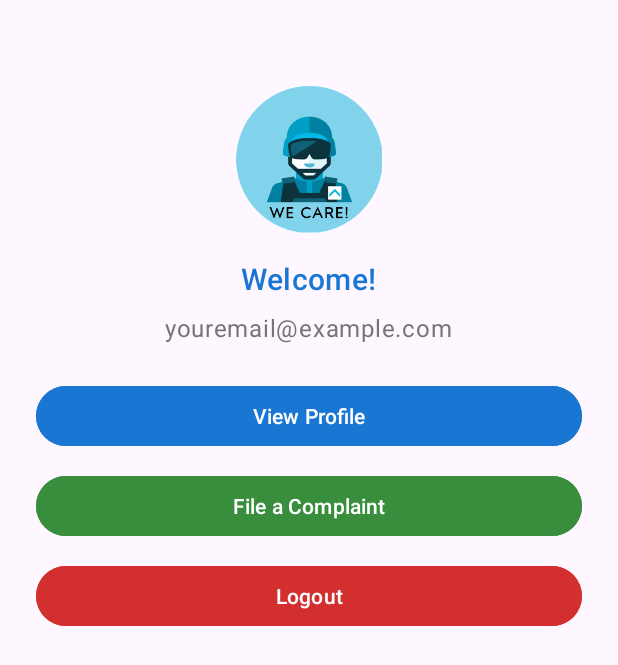
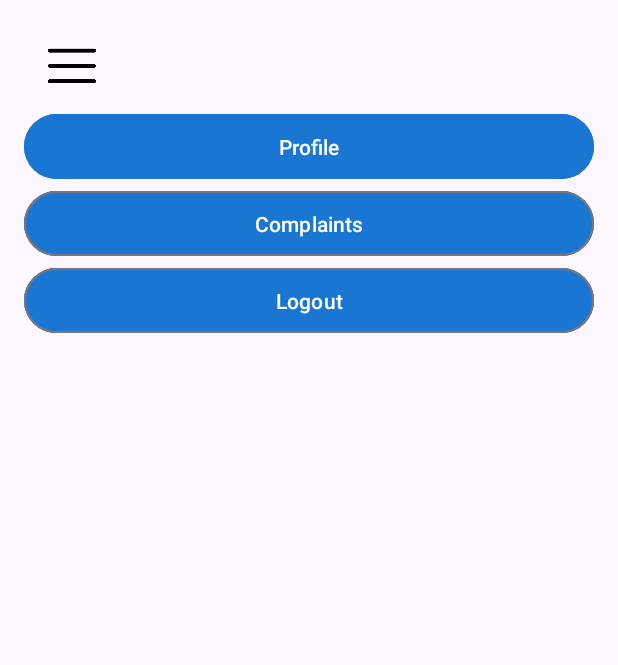
Before and after one commit to IamGotu/WeCareMobile, an Android app: the Dashboard screen opened directly, with no data from a screen before it, on a phone screen of 412 x 824 dp. Shown: the top 665 px of the screen. Run offline under Robolectric (Android 15) with nearby library versions, the light colour scheme and no system bars.

Commit message:
white background statusbar

```diff
--- a/app/src/main/java/com/sia/android/wecare/Dashboard.java
+++ b/app/src/main/java/com/sia/android/wecare/Dashboard.java
@@ -1,16 +1,28 @@
 package com.sia.android.wecare;
 
 import android.content.Intent;
+import android.graphics.Color;
+import android.os.Build;
 import android.os.Bundle;
+import android.view.MenuItem;
+import android.view.View;
+import android.view.Window;
+import android.widget.ImageView;
 import android.widget.TextView;
 import android.widget.Toast;
 
 import androidx.appcompat.app.AppCompatActivity;
+import androidx.core.view.GravityCompat;
+import androidx.drawerlayout.widget.DrawerLayout;
 
 import com.google.android.material.button.MaterialButton;
+import com.google.android.material.navigation.NavigationView;
 
 public class Dashboard extends AppCompatActivity {
 
+    DrawerLayout drawerLayout;
+    NavigationView navigationView;
+    ImageView menuIcon;
     MaterialButton btnProfile, btnComplaints, btnLogout;
     TextView textEmail;
 
@@ -19,29 +31,59 @@ public class Dashboard extends AppCompatActivity {
         super.onCreate(savedInstanceState);
         setContentView(R.layout.activity_dashboard);
 
-        textEmail = findViewById(R.id.textEmail);
+        if (Build.VERSION.SDK_INT >= Build.VERSION_CODES.M) {
+            // Set the status bar background to white
+            Window window = getWindow();
+            window.setStatusBarColor(Color.WHITE);
+
+            // Make status bar icons dark
+            window.getDecorView().setSystemUiVisibility(View.SYSTEM_UI_FLAG_LIGHT_STATUS_BAR);
+        }
+
+        // Initialize UI components
+        drawerLayout = findViewById(R.id.drawerLayout);
+        navigationView = findViewById(R.id.navigationView);
+        menuIcon = findViewById(R.id.menuIcon);
         btnProfile = findViewById(R.id.btnProfile);
         btnComplaints = findViewById(R.id.btnComplaints);
         btnLogout = findViewById(R.id.btnLogout);
 
-        // Retrieve passed email from login (via intent)
-        String email = getIntent().getStringExtra("email");
-        if (email != null) {
-            textEmail.setText(email);
-        }
+        // Open drawer on menu icon click
+        menuIcon.setOnClickListener(v -> drawerLayout.openDrawer(GravityCompat.START));
 
-        btnProfile.setOnClickListener(v -> {
-            Toast.makeText(this, "Profile feature coming soon", Toast.LENGTH_SHORT).show();
+        // Sidebar item click handling
+        navigationView.setNavigationItemSelectedListener(item -> {
+            int id = item.getItemId();
+
+            if (id == R.id.nav_profile) {
+                Toast.makeText(this, "Profile feature coming soon", Toast.LENGTH_SHORT).show();
+            } else if (id == R.id.nav_dashboard) {
+                Toast.makeText(this, "You are on Dashboard", Toast.LENGTH_SHORT).show();
+            } else if (id == R.id.nav_complaints) {
+                Toast.makeText(this, "Complaint form coming soon", Toast.LENGTH_SHORT).show();
+            } else if (id == R.id.nav_history) {
+                Toast.makeText(this, "Complaint History coming soon", Toast.LENGTH_SHORT).show();
+            } else if (id == R.id.nav_logout) {
+                Intent intent = new Intent(Dashboard.this, Login.class);
+                startActivity(intent);
+                finish();
+            }
+
+            drawerLayout.closeDrawer(GravityCompat.START);
+            return true;
         });
 
-        btnComplaints.setOnClickListener(v -> {
-            Toast.makeText(this, "Complaint form not yet implemented", Toast.LENGTH_SHORT).show();
-        });
+        // Optional button listeners
+        btnProfile.setOnClickListener(v ->
+                Toast.makeText(this, "Profile feature coming soon", Toast.LENGTH_SHORT).show());
+
+        btnComplaints.setOnClickListener(v ->
+                Toast.makeText(this, "Complaint form coming soon", Toast.LENGTH_SHORT).show());
 
         btnLogout.setOnClickListener(v -> {
-            Intent intent = new Intent(Dashboard.this, Login.class); // Start Login activity
+            Intent intent = new Intent(Dashboard.this, Login.class);
             startActivity(intent);
-            finish(); // Finish the current activity (Dashboard)
+            finish();
         });
     }
 }
--- a/app/src/main/java/com/sia/android/wecare/Register.java
+++ b/app/src/main/java/com/sia/android/wecare/Register.java
@@ -2,8 +2,11 @@ package com.sia.android.wecare;
 
 import android.app.ProgressDialog;
 import android.content.Intent;
+import android.graphics.Color;
+import android.os.Build;
 import android.os.Bundle;
 import android.view.View;
+import android.view.Window;
 import android.widget.TextView;
 import android.widget.Toast;
 
@@ -37,6 +40,15 @@ public class Register extends AppCompatActivity {
     protected void onCreate(Bundle savedInstanceState) {
         super.onCreate(savedInstanceState);
         setContentView(R.layout.activity_register);
+
+        if (Build.VERSION.SDK_INT >= Build.VERSION_CODES.M) {
+            // Set the status bar background to white
+            Window window = getWindow();
+            window.setStatusBarColor(Color.WHITE);
+
+            // Make status bar icons dark
+            window.getDecorView().setSystemUiVisibility(View.SYSTEM_UI_FLAG_LIGHT_STATUS_BAR);
+        }
 
         TextView registerTextView = findViewById(R.id.loginTextView);
         registerTextView.setOnClickListener(new View.OnClickListener() {
--- a/app/src/main/res/layout/activity_dashboard.xml
+++ b/app/src/main/res/layout/activity_dashboard.xml
@@ -1,72 +1,68 @@
-<?xml version="1.0" encoding="utf-8"?>
-<androidx.core.widget.NestedScrollView xmlns:android="http://schemas.android.com/apk/res/android"
+<androidx.drawerlayout.widget.DrawerLayout xmlns:android="http://schemas.android.com/apk/res/android"
+    xmlns:tools="http://schemas.android.com/tools"
     xmlns:app="http://schemas.android.com/apk/res-auto"
-    xmlns:tools="http://schemas.android.com/tools"
+    android:id="@+id/drawerLayout"
     android:layout_width="match_parent"
     android:layout_height="match_parent"
-    android:padding="24dp"
-    android:background="?android:attr/windowBackground"
     tools:context=".Dashboard">
 
+    <!-- Main Content -->
     <LinearLayout
+        android:id="@+id/mainLayout"
         android:layout_width="match_parent"
-        android:layout_height="wrap_content"
+        android:layout_height="match_parent"
         android:orientation="vertical"
-        android:gravity="center_horizontal"
-        android:paddingTop="32dp"
-        android:paddingBottom="32dp">
+        android:padding="16dp"
+        android:paddingTop="0dp"> <!-- This is where we set padding for status bar -->
 
+        <!-- Add Toolbar icon if needed -->
         <ImageView
-            android:layout_width="100dp"
-            android:layout_height="100dp"
-            android:src="@drawable/ic_wecare_logo"
-            android:contentDescription="@string/user_profile"
-            android:layout_marginBottom="16dp"
-            android:scaleType="centerCrop" />
-
-        <TextView
-            android:id="@+id/textWelcome"
-            android:layout_width="wrap_content"
-            android:layout_height="wrap_content"
-            android:text="Welcome!"
-            android:textAppearance="@style/TextAppearance.MaterialComponents.Headline6"
-            android:textColor="#1976D2"
-            android:layout_marginBottom="8dp"/>
-
-        <TextView
-            android:id="@+id/textEmail"
-            android:layout_width="wrap_content"
-            android:layout_height="wrap_content"
-            android:text="youremail@example.com"
-            android:textAppearance="@style/TextAppearance.MaterialComponents.Body1"
-            android:textColor="#757575"
-            android:layout_marginBottom="24dp"/>
+            android:id="@+id/menuIcon"
+            android:layout_width="32dp"
+            android:layout_height="32dp"
+            android:layout_marginStart="16dp"
+            android:layout_marginTop="12dp"
+            android:layout_marginBottom="12dp"
+            android:src="@drawable/ic_menu"
+            android:contentDescription="@string/menu"
+            android:scaleType="centerInside" />
 
         <com.google.android.material.button.MaterialButton
             android:id="@+id/btnProfile"
             android:layout_width="match_parent"
             android:layout_height="wrap_content"
-            android:text="View Profile"
+            android:text="Profile"
             android:backgroundTint="#1976D2"
-            android:textColor="@android:color/white"
-            android:layout_marginBottom="12dp"/>
+            android:textColor="@color/white"
+            android:padding="12dp" />
 
         <com.google.android.material.button.MaterialButton
             android:id="@+id/btnComplaints"
             android:layout_width="match_parent"
             android:layout_height="wrap_content"
-            android:text="File a Complaint"
-            android:backgroundTint="#388E3C"
-            android:textColor="@android:color/white"
-            android:layout_marginBottom="12dp"/>
+            android:text="Complaints"
+            style="?attr/materialButtonOutlinedStyle"
+            android:backgroundTint="#1976D2"
+            android:textColor="@color/white"
+            android:padding="12dp" />
 
         <com.google.android.material.button.MaterialButton
             android:id="@+id/btnLogout"
             android:layout_width="match_parent"
             android:layout_height="wrap_content"
             android:text="Logout"
-            android:backgroundTint="#D32F2F"
-            android:textColor="@android:color/white"/>
+            style="?attr/materialButtonOutlinedStyle"
+            android:backgroundTint="#1976D2"
+            android:textColor="@color/white"
+            android:padding="12dp" />
+    </LinearLayout>
 
-    </LinearLayout>
-</androidx.core.widget.NestedScrollView>
+    <!-- Sidebar (Navigation Drawer) -->
+    <com.google.android.material.navigation.NavigationView
+        android:id="@+id/navigationView"
+        android:layout_width="wrap_content"
+        android:layout_height="match_parent"
+        android:layout_gravity="start"
+        android:background="#1976D2"
+        app:menu="@menu/drawer_menu"/>
+</androidx.drawerlayout.widget.DrawerLayout>
--- a/app/src/main/res/menu/drawer_menu.xml
+++ b/app/src/main/res/menu/drawer_menu.xml
@@ -2,21 +2,26 @@
     <item
         android:id="@+id/nav_profile"
         android:icon="@drawable/ic_profile"
+        android:background="#1976D2"
         android:title="@string/profile" />
     <item
         android:id="@+id/nav_dashboard"
         android:icon="@drawable/ic_dashboard"
+        android:background="#1976D2"
         android:title="@string/dashboard" />
     <item
         android:id="@+id/nav_complaints"
         android:icon="@drawable/ic_complaint"
+        android:background="#1976D2"
         android:title="@string/complaints" />
     <item
         android:id="@+id/nav_history"
         android:icon="@drawable/ic_history"
+        android:background="#1976D2"
         android:title="@string/complaint_history" />
     <item
         android:id="@+id/nav_logout"
         android:icon="@drawable/ic_logout"
+        android:background="#1976D2"
         android:title="@string/logout" />
 </menu>
--- a/app/src/main/res/values/strings.xml
+++ b/app/src/main/res/values/strings.xml
@@ -20,4 +20,5 @@
     <string name="complaints">Complaints</string>
     <string name="complaint_history">Complaint History</string>
     <string name="logout">Logout\n</string>
+    <string name="menu">Menu</string>
 </resources>
```
